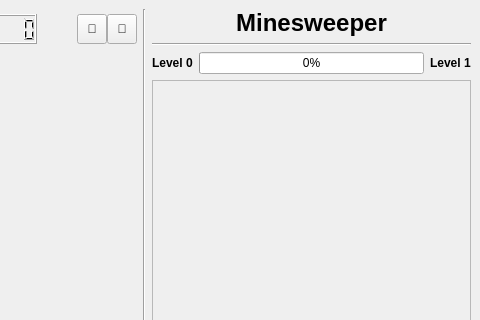
Before: the Qt Designer form src/ui/gamewindow.ui in anton-fischer/cpp-minesweeper, drawn with Qt 5; both pictures show x 320 to 800 and y 0 to 320 of the 800 by 440 pixel window.
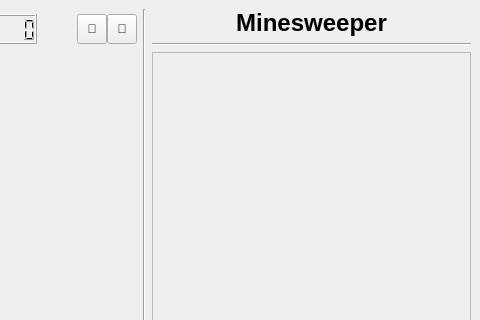
After: the same form once the commit is applied.

What changed in the file:
```diff
--- a/src/ui/gamewindow.ui
+++ b/src/ui/gamewindow.ui
@@ -281,37 +281,9 @@
         </item>
         <item>
          <layout class="QHBoxLayout" name="hbx_level">
-          <item>
-           <widget class="QLabel" name="lbl_currentLevel">
-            <property name="font">
-             <font>
-              <bold>true</bold>
-             </font>
-            </property>
-            <property name="text">
-             <string>Level 0</string>
-            </property>
-           </widget>
-          </item>
-          <item>
-           <widget class="QProgressBar" name="progressBar_currentXp">
-            <property name="value">
-             <number>0</number>
-            </property>
-           </widget>
-          </item>
-          <item>
-           <widget class="QLabel" name="lbl_nextLevel">
-            <property name="font">
-             <font>
-              <bold>true</bold>
-             </font>
-            </property>
-            <property name="text">
-             <string>Level 1</string>
-            </property>
-           </widget>
-          </item>
+          <property name="spacing">
+           <number>0</number>
+          </property>
          </layout>
         </item>
         <item>
@@ -343,7 +315,7 @@
              <x>0</x>
              <y>0</y>
              <width>309</width>
-             <height>262</height>
+             <height>286</height>
             </rect>
            </property>
            <layout class="QVBoxLayout" name="verticalLayout_3">
```
